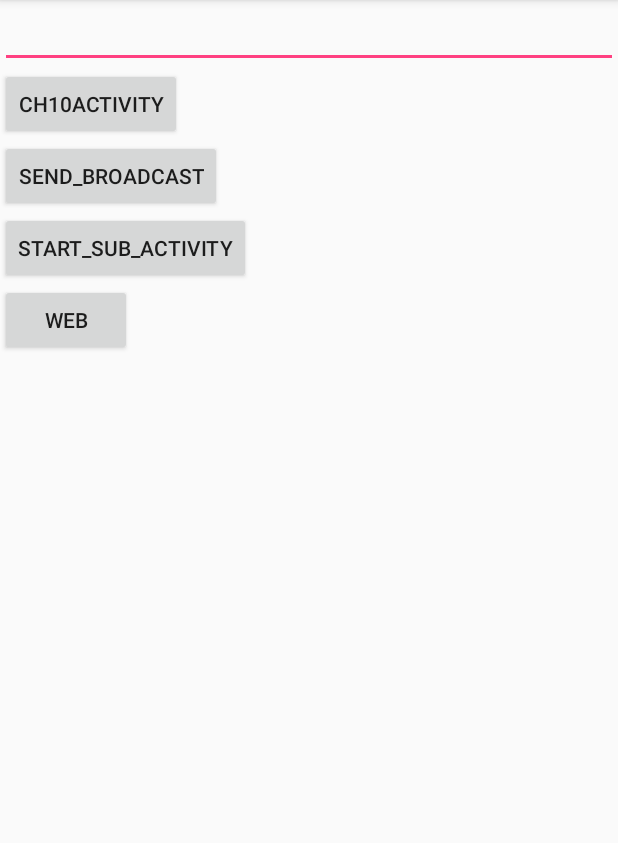
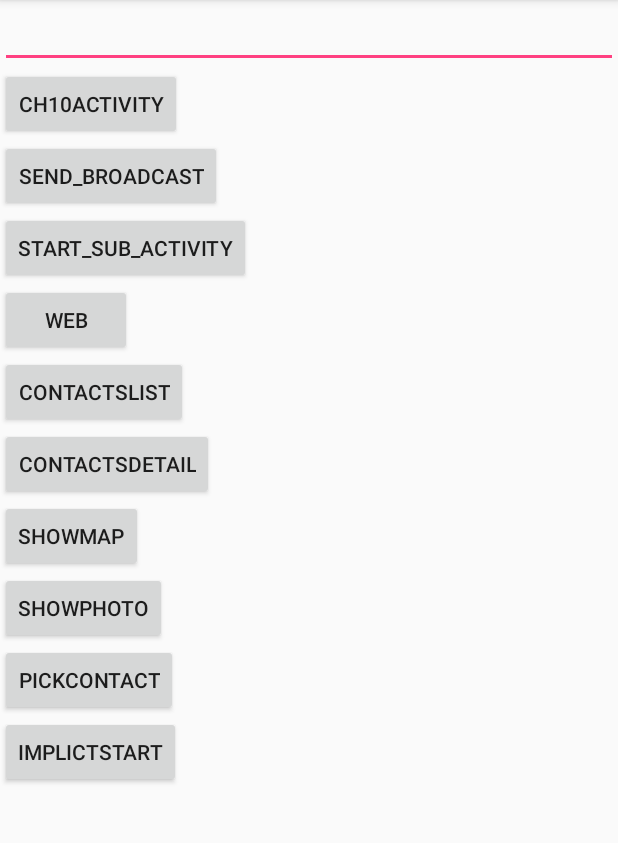
Before and after one commit to zhaoqiju170507180208/sn1705071802085, an Android app: the screen it shows after launch (Ch10Activity2), on a phone screen of 412 x 824 dp, the part 84-927 px from its top. Run offline under Robolectric (Android 15) with nearby library versions, the light colour scheme and no system bars.

Commit message:
2020/4/23

```diff
--- a/app/src/main/res/layout/layout_ch10_2.xml
+++ b/app/src/main/res/layout/layout_ch10_2.xml
@@ -27,4 +27,35 @@
         android:text="web"
         android:onClick="web"
         android:layout_height="wrap_content" />
+    <Button
+        android:layout_width="wrap_content"
+        android:text="contactsList"
+        android:onClick="contactsList"
+        android:layout_height="wrap_content" />
+    <Button
+        android:layout_width="wrap_content"
+        android:text="contactsDetail"
+        android:onClick="contactsDetail"
+        android:layout_height="wrap_content" />
+    <Button
+        android:layout_width="wrap_content"
+        android:text="showMap"
+        android:onClick="showMap"
+        android:layout_height="wrap_content" />
+    <Button
+        android:layout_width="wrap_content"
+        android:text="showPhoto"
+        android:onClick="showPhoto"
+        android:layout_height="wrap_content" />
+    <Button
+        android:layout_width="wrap_content"
+        android:text="pickContact"
+        android:onClick="pickContact"
+        android:layout_height="wrap_content" />
+
+    <Button
+        android:layout_width="wrap_content"
+        android:text="implictStart"
+        android:onClick="implictStart"
+        android:layout_height="wrap_content" />
 </LinearLayout>
```
Also changed, not shown: app/src/main/AndroidManifest.xml (+27 -2 lines), app/src/main/java/cn/edu/sdwu/android02/classroom/sn170507180208/Ch10Activity2.java (+66 -0 lines), app/src/main/java/cn/edu/sdwu/android02/classroom/sn170507180208/Ch12Activity1.java (added, +73 -0 lines), app/src/main/java/cn/edu/sdwu/android02/classroom/sn170507180208/MainActivity.java (+2 -25 lines), app/src/main/java/cn/edu/sdwu/android02/classroom/sn170507180208/MyService.java (added, +41 -0 lines), app/src/main/java/cn/edu/sdwu/android02/classroom/sn170507180208/MyService2.java (added, +55 -0 lines), app/src/main/res/layout/layout_ch12_1.xml (added, +22 -0 lines), 1 other file.
